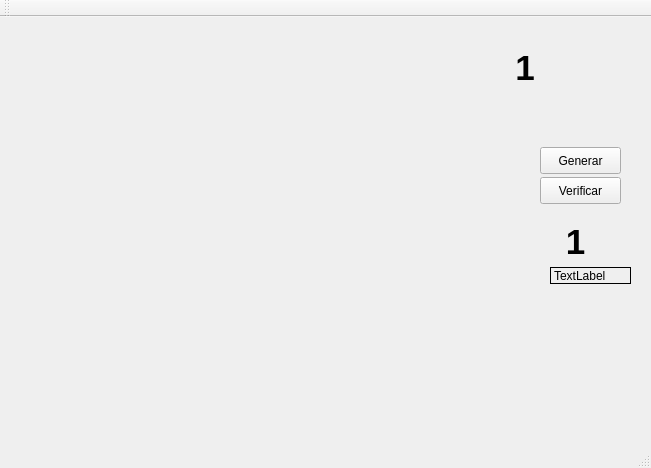
First picture: the form in Fuente/maintable.ui, repository jegerima/QSudoku, before the edit.
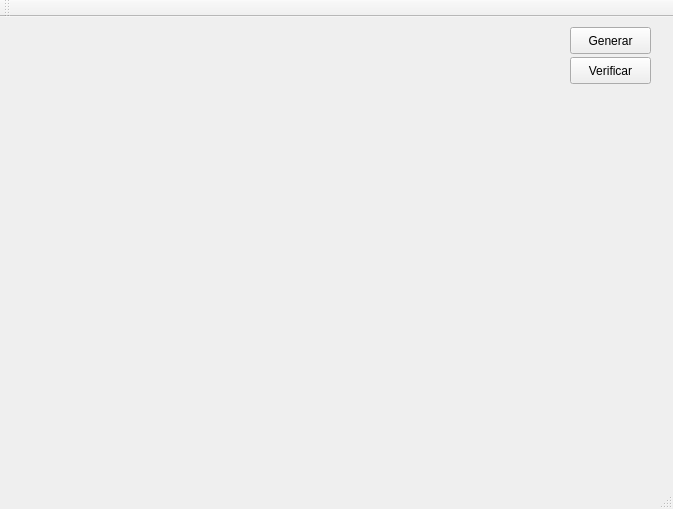
Second picture: the form after the edit.

```diff
--- a/Fuente/maintable.ui
+++ b/Fuente/maintable.ui
@@ -6,8 +6,8 @@
    <rect>
     <x>0</x>
     <y>0</y>
-    <width>651</width>
-    <height>468</height>
+    <width>673</width>
+    <height>509</height>
    </rect>
   </property>
   <property name="windowTitle">
@@ -19,8 +19,8 @@
      <rect>
       <x>10</x>
       <y>10</y>
-      <width>481</width>
-      <height>381</height>
+      <width>531</width>
+      <height>431</height>
      </rect>
     </property>
     <layout class="QGridLayout" name="tablero">
@@ -32,8 +32,8 @@
    <widget class="QPushButton" name="cmdVerificar">
     <property name="geometry">
      <rect>
-      <x>540</x>
-      <y>160</y>
+      <x>570</x>
+      <y>40</y>
       <width>81</width>
       <height>27</height>
      </rect>
@@ -45,8 +45,8 @@
    <widget class="QPushButton" name="cmdGen">
     <property name="geometry">
      <rect>
-      <x>540</x>
-      <y>130</y>
+      <x>570</x>
+      <y>10</y>
       <width>81</width>
       <height>27</height>
      </rect>
@@ -55,111 +55,6 @@
      <string>Generar</string>
     </property>
    </widget>
-   <widget class="QWidget" name="verticalLayoutWidget">
-    <property name="geometry">
-     <rect>
-      <x>510</x>
-      <y>20</y>
-      <width>121</width>
-      <height>101</height>
-     </rect>
-    </property>
-    <layout class="QVBoxLayout" name="verticalLayout">
-     <property name="spacing">
-      <number>10</number>
-     </property>
-     <property name="sizeConstraint">
-      <enum>QLayout::SetFixedSize</enum>
-     </property>
-     <property name="leftMargin">
-      <number>5</number>
-     </property>
-     <property name="rightMargin">
-      <number>5</number>
-     </property>
-     <item>
-      <widget class="QLabel" name="label_2">
-       <property name="font">
-        <font>
-         <pointsize>26</pointsize>
-         <weight>75</weight>
-         <italic>false</italic>
-         <bold>true</bold>
-        </font>
-       </property>
-       <property name="text">
-        <string>1</string>
-       </property>
-       <property name="alignment">
-        <set>Qt::AlignCenter</set>
-       </property>
-      </widget>
-     </item>
-     <item>
-      <layout class="QGridLayout" name="gridLayout"/>
-     </item>
-    </layout>
-   </widget>
-   <widget class="QFrame" name="frame">
-    <property name="geometry">
-     <rect>
-      <x>550</x>
-      <y>200</y>
-      <width>81</width>
-      <height>67</height>
-     </rect>
-    </property>
-    <widget class="QLabel" name="label_6">
-     <property name="geometry">
-      <rect>
-       <x>0</x>
-       <y>0</y>
-       <width>51</width>
-       <height>51</height>
-      </rect>
-     </property>
-     <property name="font">
-      <font>
-       <family>Ubuntu</family>
-       <pointsize>20</pointsize>
-       <weight>75</weight>
-       <italic>false</italic>
-       <bold>true</bold>
-       <underline>false</underline>
-       <strikeout>false</strikeout>
-       <kerning>false</kerning>
-      </font>
-     </property>
-     <property name="text">
-      <string>&lt;html&gt;&lt;head/&gt;&lt;body&gt;&lt;p&gt;&lt;span style=&quot; font-size:26pt;&quot;&gt;1&lt;/span&gt;&lt;/p&gt;&lt;/body&gt;&lt;/html&gt;</string>
-     </property>
-     <property name="alignment">
-      <set>Qt::AlignCenter</set>
-     </property>
-    </widget>
-    <widget class="QLabel" name="label_7">
-     <property name="geometry">
-      <rect>
-       <x>0</x>
-       <y>50</y>
-       <width>81</width>
-       <height>17</height>
-      </rect>
-     </property>
-     <property name="autoFillBackground">
-      <bool>false</bool>
-     </property>
-     <property name="frameShape">
-      <enum>QFrame::Box</enum>
-     </property>
-     <property name="frameShadow">
-      <enum>QFrame::Plain</enum>
-     </property>
-     <property name="text">
-      <string>TextLabel</string>
-     </property>
-    </widget>
-   </widget>
   </widget>
   <widget class="QMenuBar" name="menuBar">
    <property name="geometry">
```
Left out of the diff: 4 changed lines with no effect on the pictures.
